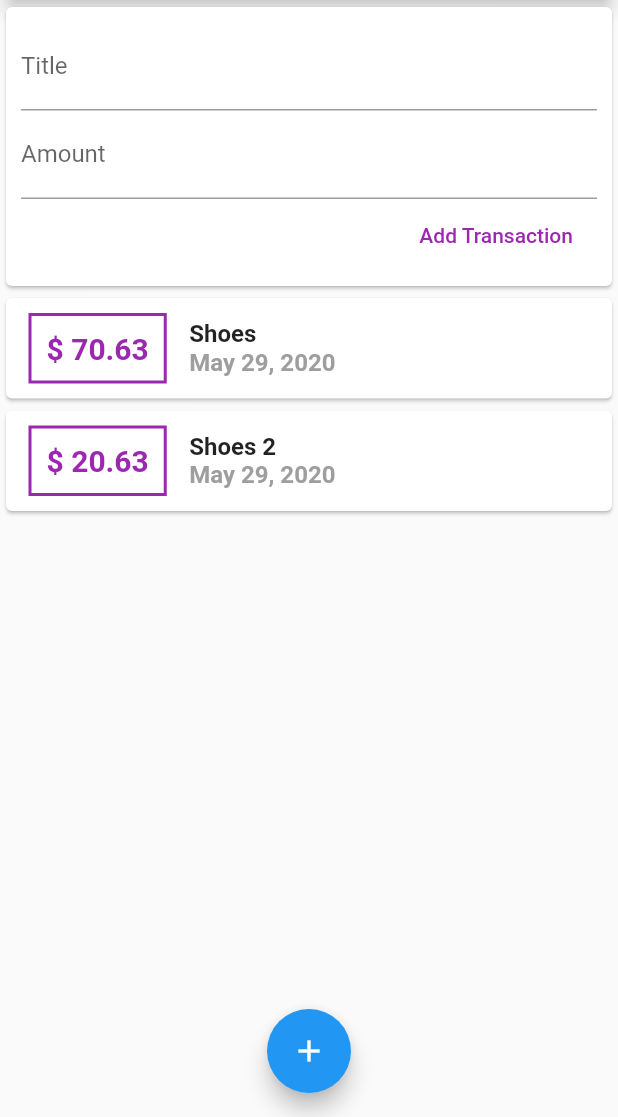
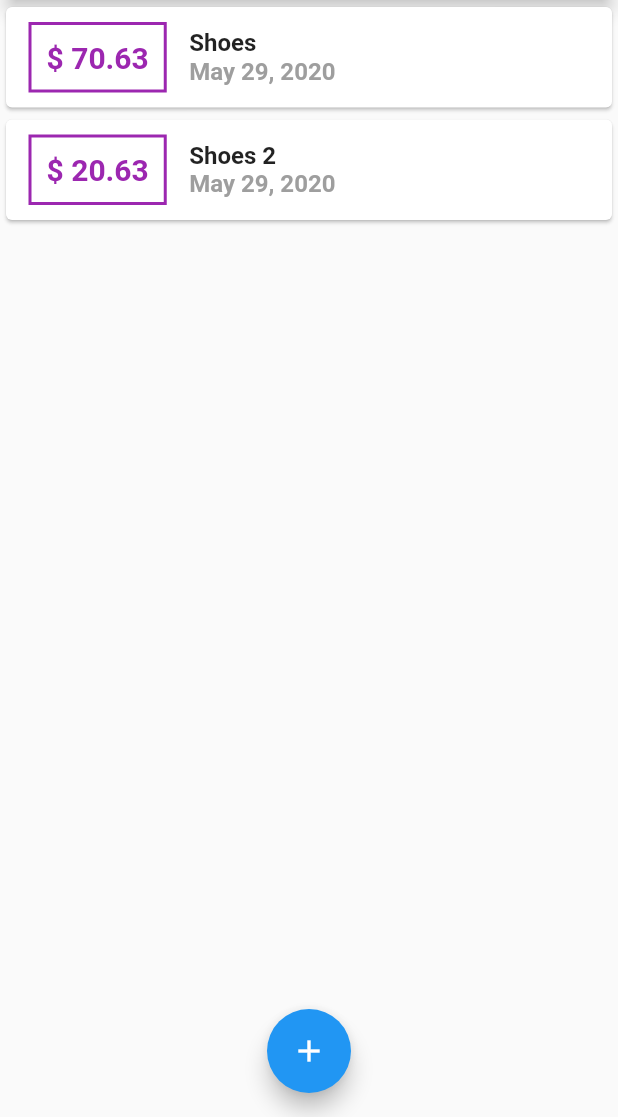
Before and after one commit to bzuniga03/personal_expenses_app, a Flutter app: the screen it shows after launch, on a phone screen of 412 x 824 dp, the part 119-1236 px from its top. Run offline on Flutter 3.47's test engine with Material 2 defaults, Android fonts, the phone set to English and light mode, and no system bars.

```diff
--- a/lib/main.dart
+++ b/lib/main.dart
@@ -1,6 +1,8 @@
 import 'package:flutter/material.dart';
+import 'package:personalexpensesapp/widgets/new_transaction.dart';
+import 'package:personalexpensesapp/widgets/transaction_list.dart';
 
-import 'package:personalexpensesapp/widgets/user_transactions.dart';
+import 'models/transaction.dart';
 
 void main() => runApp(MyApp());
 
@@ -14,7 +16,43 @@ class MyApp extends StatelessWidget {
   }
 }
 
-class MyHomePage extends StatelessWidget {
+class MyHomePage extends StatefulWidget {
+  @override
+  _MyHomePageState createState() => _MyHomePageState();
+}
+
+class _MyHomePageState extends State<MyHomePage> {
+  final List<Transaction> _userTransactions = [
+    Transaction(id: 't1', title: 'Shoes', amount: 70.63, date: DateTime.now()),
+    Transaction(
+        id: 't2', title: 'Shoes 2', amount: 20.63, date: DateTime.now()),
+  ];
+
+  void _addNewTransaction(String title, double amount) {
+    final newTx = Transaction(
+        id: DateTime.now().toString(),
+        title: title,
+        amount: amount,
+        date: DateTime.now());
+
+    setState(() {
+      _userTransactions.add(newTx);
+    });
+  }
+
+  void _startAddNewTransaction(BuildContext ctx) {
+    showModalBottomSheet(
+      context: ctx,
+      builder: (_) {
+        return GestureDetector(
+          onTap: () {},
+          child: NewTransaction(_addNewTransaction),
+          behavior: HitTestBehavior.opaque,
+        );
+      },
+    );
+  }
+
   @override
   Widget build(BuildContext context) {
     return Scaffold(
@@ -23,7 +61,9 @@ class MyHomePage extends StatelessWidget {
         actions: <Widget>[
           IconButton(
             icon: Icon(Icons.add),
-            onPressed: () {},
+            onPressed: () {
+              _startAddNewTransaction(context);
+            },
           )
         ],
       ),
@@ -43,13 +83,15 @@ class MyHomePage extends StatelessWidget {
                 elevation: 5,
               ),
             ),
-            UserTransactions(),
+            TransactionList(_userTransactions),
           ],
         ),
       ),
       floatingActionButtonLocation: FloatingActionButtonLocation.centerFloat,
       floatingActionButton: FloatingActionButton(
-        onPressed: () {},
+        onPressed: () {
+          _startAddNewTransaction(context);
+        },
         child: Icon(Icons.add),
       ),
     );
--- a/lib/widgets/user_transactions.dart
+++ /dev/null
@@ -1,40 +0,0 @@
-import 'package:flutter/material.dart';
-import 'package:personalexpensesapp/models/transaction.dart';
-import 'package:personalexpensesapp/widgets/transaction_list.dart';
-
-import 'new_transaction.dart';
-
-class UserTransactions extends StatefulWidget {
-  @override
-  _UserTransactionsState createState() => _UserTransactionsState();
-}
-
-class _UserTransactionsState extends State<UserTransactions> {
-  final List<Transaction> _userTransactions = [
-    Transaction(id: 't1', title: 'Shoes', amount: 70.63, date: DateTime.now()),
-    Transaction(
-        id: 't2', title: 'Shoes 2', amount: 20.63, date: DateTime.now()),
-  ];
-
-  void _addNewTransaction(String title, double amount) {
-    final newTx = Transaction(
-        id: DateTime.now().toString(),
-        title: title,
-        amount: amount,
-        date: DateTime.now());
-
-    setState(() {
-      _userTransactions.add(newTx);
-    });
-  }
-
-  @override
-  Widget build(BuildContext context) {
-    return Column(
-      children: <Widget>[
-        NewTransaction(_addNewTransaction),
-        TransactionList(_userTransactions),
-      ],
-    );
-  }
-}
```
